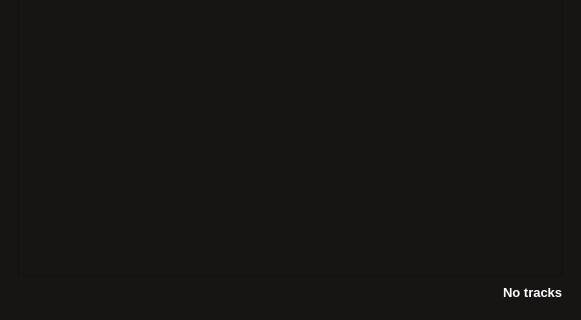
Before: the Qt Designer form mutak/mainwindow.ui in ahmed-debbech/mutak, drawn with Qt 5; both pictures show x 0 to 581 and y 414 to 734 of the 581 by 734 pixel window.
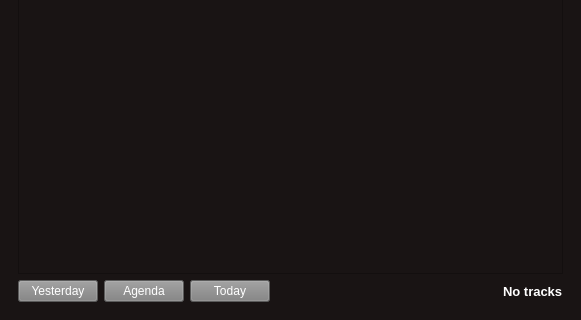
After: the same form once the commit is applied. The open tabs and pages were chosen to show the change.

Commit message: Add buttons in UI for tracks navigation

Diff of the .ui file:
```diff
--- a/mutak/mainwindow.ui
+++ b/mutak/mainwindow.ui
@@ -353,6 +353,51 @@
         </item>
         <item>
          <layout class="QHBoxLayout" name="horizontalLayout_2">
+          <item>
+           <widget class="QPushButton" name="navPrev">
+            <property name="styleSheet">
+             <string notr="true">#navPrev{
+	background-color: grey;
+	color: white;
+	font: bold 13px '://resources/fonts/Gotham-UltraItalic.otf';
+}</string>
+            </property>
+            <property name="text">
+             <string>Yesterday</string>
+            </property>
+           </widget>
+          </item>
+          <item>
+           <widget class="QPushButton" name="nav">
+            <property name="enabled">
+             <bool>true</bool>
+            </property>
+            <property name="styleSheet">
+             <string notr="true">#nav{
+	background-color: grey;
+	color: white;
+	font: bold 13px '://resources/fonts/Gotham-UltraItalic.otf';
+}</string>
+            </property>
+            <property name="text">
+             <string>Agenda</string>
+            </property>
+           </widget>
+          </item>
+          <item>
+           <widget class="QPushButton" name="navNext">
+            <property name="styleSheet">
+             <string notr="true">#navNext{
+	background-color: grey;
+	color: white;
+	font: bold 13px '://resources/fonts/Gotham-UltraItalic.otf';
+}</string>
+            </property>
+            <property name="text">
+             <string>Today</string>
+            </property>
+           </widget>
+          </item>
           <item>
            <spacer name="horizontalSpacer_4">
             <property name="orientation">
```
Left out of the diff: 2 changed lines with no effect on the pictures.
